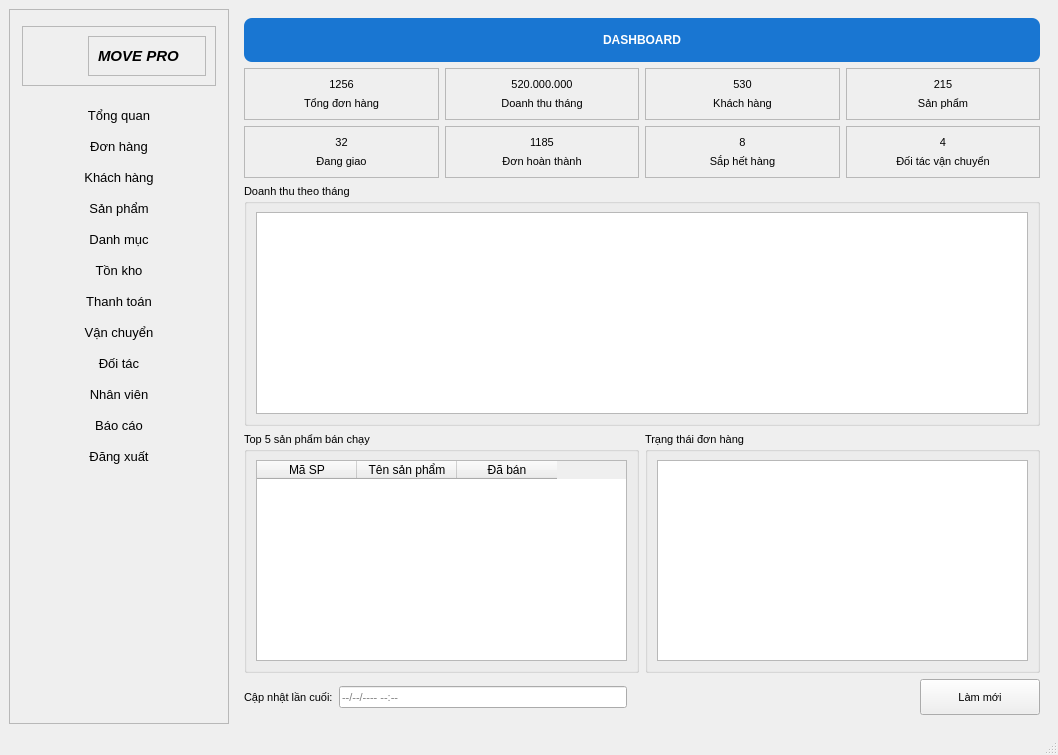
Before: the Qt Designer form ui/main_window.ui in thinh-doan/sales-and-warehouse-management-system, drawn with Qt 5.
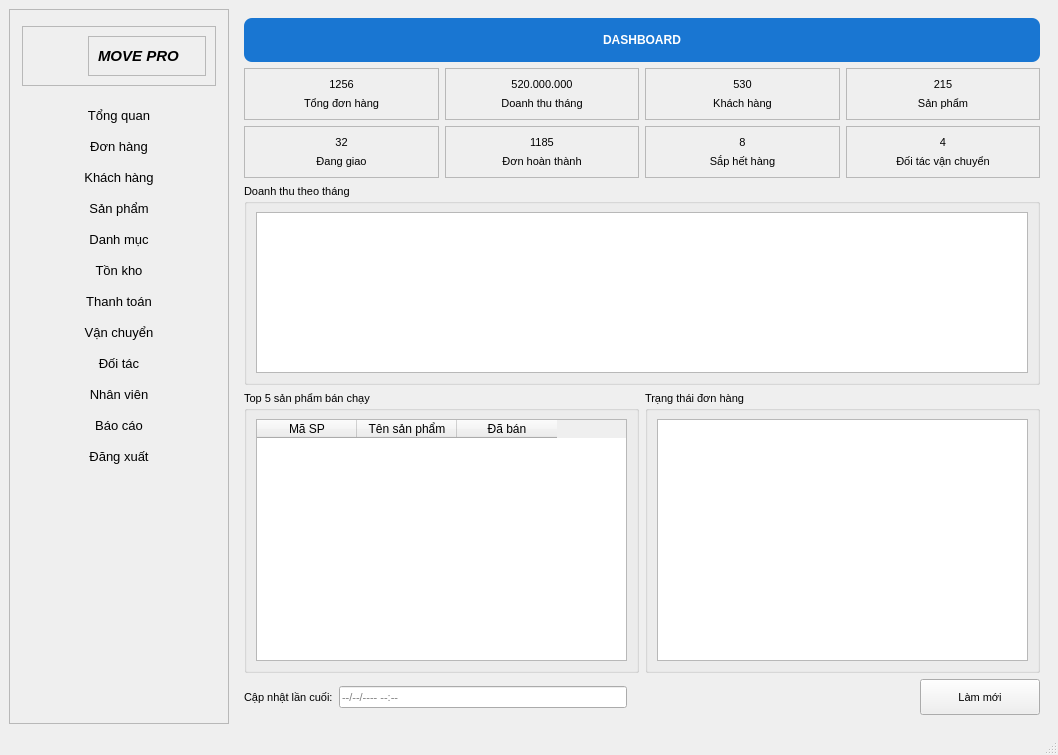
After: the same form once the commit is applied. Icons and pictures are not drawn. Custom widgets are drawn as their Qt base class.

Patch:
```diff
--- a/ui/main_window.ui
+++ b/ui/main_window.ui
@@ -341,7 +341,7 @@
        <number>0</number>
       </property>
       <widget class="QWidget" name="pageTongQuan">
-       <layout class="QVBoxLayout" name="verticalLayout_12">
+       <layout class="QVBoxLayout" name="verticalLayout_12" stretch="1,1,1,5,7,1">
         <item>
          <widget class="QLabel" name="lblTitle_11">
           <property name="styleSheet">
```
